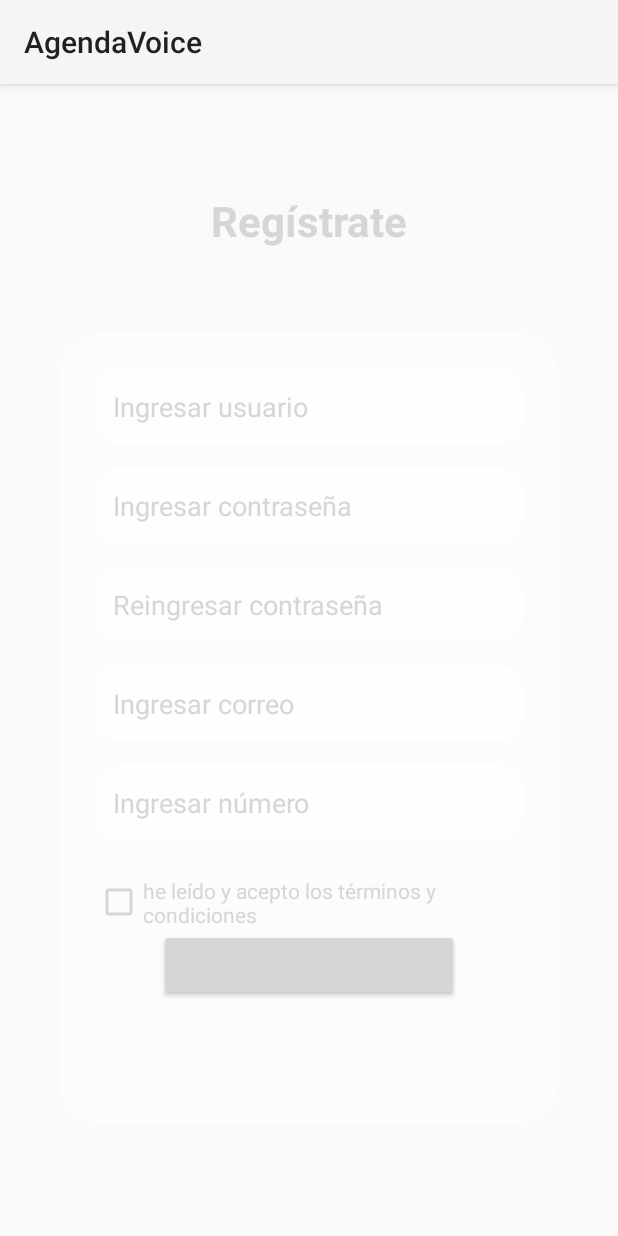
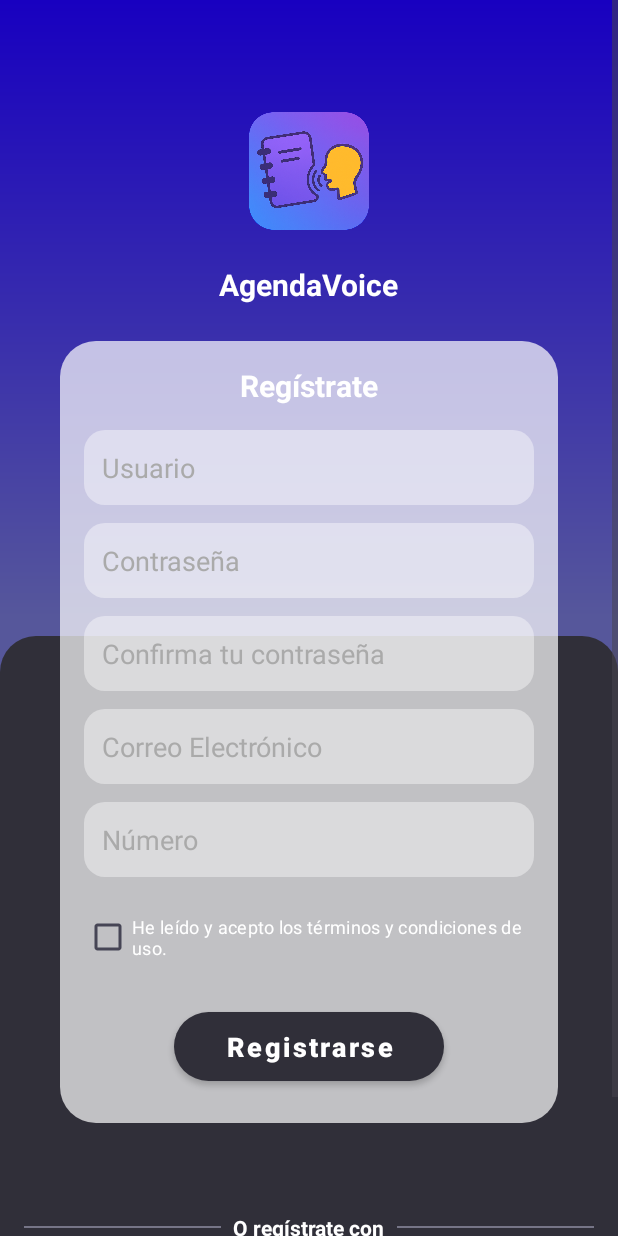
Before and after one commit to XCypherXx/ProjectApp, an Android app: the ActivityRegistro screen opened directly, with no data from a screen before it, on a phone screen of 412 x 824 dp. Run offline under Robolectric (Android 15) with nearby library versions, the phone set to English and light mode, and no system bars; 1 statement that could not run was skipped.

Commit message:
front regitro MD3

```diff
--- a/app/src/main/AndroidManifest.xml
+++ b/app/src/main/AndroidManifest.xml
@@ -10,7 +10,7 @@
         android:label="@string/app_name"
         android:roundIcon="@mipmap/ic_launcher_round"
         android:supportsRtl="true"
-        android:theme="@style/Theme.Project">
+        android:theme="@style/AppTheme">
         <activity
             android:name=".ActivityRegistro"
             android:exported="false" />
--- /dev/null
+++ b/app/src/main/res/drawable/bg_bottom_half.xml
@@ -0,0 +1,10 @@
+<?xml version="1.0" encoding="utf-8"?>
+<shape xmlns:android="http://schemas.android.com/apk/res/android"
+    android:shape="rectangle">
+    <solid android:color="@color/md_theme_inverseSurface"/> <!-- color oscuro (ajusta alpha si quieres más transparente) -->
+    <corners
+        android:topLeftRadius="24dp"
+        android:topRightRadius="24dp"
+        android:bottomLeftRadius="0dp"
+        android:bottomRightRadius="0dp"/>
+</shape>
--- /dev/null
+++ b/app/src/main/res/drawable/bg_card.xml
@@ -0,0 +1,5 @@
+<?xml version="1.0" encoding="utf-8"?>
+<shape xmlns:android="http://schemas.android.com/apk/res/android">
+    <solid android:color="#B3FFFFFF"/> <!-- blanco translúcido (ajusta alpha) -->
+    <corners android:radius="24dp"/>
+</shape>
--- /dev/null
+++ b/app/src/main/res/drawable/bg_gradient.xml
@@ -0,0 +1,14 @@
+<?xml version="1.0" encoding="utf-8"?>
+<shape xmlns:android="http://schemas.android.com/apk/res/android"
+    android:shape="rectangle">
+
+    <gradient
+        android:type="linear"
+
+        android:startColor="@color/md_theme_primary"
+        android:endColor="@color/md_theme_secondary"
+        android:centerColor="@color/md_theme_secondary"
+        android:angle="270"
+
+        />
+</shape>
--- a/app/src/main/res/drawable/rounded_edittext.xml
+++ b/app/src/main/res/drawable/bg_input.xml
@@ -1,8 +1,5 @@
 <?xml version="1.0" encoding="utf-8"?>
 <shape xmlns:android="http://schemas.android.com/apk/res/android">
-
-    <solid android:color="#66FFFFFF"/>
-
-
-    <corners android:radius="16dp"/>
+    <solid android:color="#66FFFFFF" />
+    <corners android:radius="14dp" />
 </shape>
--- /dev/null
+++ b/app/src/main/res/drawable/icon_fb.xml
@@ -0,0 +1,24 @@
+<vector xmlns:android="http://schemas.android.com/apk/res/android"
+    xmlns:aapt="http://schemas.android.com/aapt"
+    android:width="48dp"
+    android:height="48dp"
+    android:viewportWidth="48"
+    android:viewportHeight="48">
+  <path
+      android:pathData="M24,4C12.954,4 4,12.954 4,24s8.954,20 20,20s20,-8.954 20,-20S35.046,4 24,4z">
+    <aapt:attr name="android:fillColor">
+      <gradient
+          android:startX="9.993"
+          android:startY="9.993"
+          android:endX="40.615"
+          android:endY="40.615"
+          android:type="linear">
+        <item android:offset="0" android:color="#FF2AA4F4"/>
+        <item android:offset="1" android:color="#FF007AD9"/>
+      </gradient>
+    </aapt:attr>
+  </path>
+  <path
+      android:pathData="M26.707,29.301h5.176l0.813,-5.258h-5.989v-2.874c0,-2.184 0.714,-4.121 2.757,-4.121h3.283V12.46c-0.577,-0.078 -1.797,-0.248 -4.102,-0.248c-4.814,0 -7.636,2.542 -7.636,8.334v3.498H16.06v5.258h4.948v14.452C21.988,43.9 22.981,44 24,44c0.921,0 1.82,-0.084 2.707,-0.204V29.301z"
+      android:fillColor="#fff"/>
+</vector>
--- /dev/null
+++ b/app/src/main/res/drawable/icon_google.xml
@@ -0,0 +1,18 @@
+<vector xmlns:android="http://schemas.android.com/apk/res/android"
+    android:width="48dp"
+    android:height="48dp"
+    android:viewportWidth="48"
+    android:viewportHeight="48">
+  <path
+      android:pathData="M43.611,20.083H42V20H24v8h11.303c-1.649,4.657 -6.08,8 -11.303,8c-6.627,0 -12,-5.373 -12,-12c0,-6.627 5.373,-12 12,-12c3.059,0 5.842,1.154 7.961,3.039l5.657,-5.657C34.046,6.053 29.268,4 24,4C12.955,4 4,12.955 4,24c0,11.045 8.955,20 20,20c11.045,0 20,-8.955 20,-20C44,22.659 43.862,21.35 43.611,20.083z"
+      android:fillColor="#FFC107"/>
+  <path
+      android:pathData="M6.306,14.691l6.571,4.819C14.655,15.108 18.961,12 24,12c3.059,0 5.842,1.154 7.961,3.039l5.657,-5.657C34.046,6.053 29.268,4 24,4C16.318,4 9.656,8.337 6.306,14.691z"
+      android:fillColor="#FF3D00"/>
+  <path
+      android:pathData="M24,44c5.166,0 9.86,-1.977 13.409,-5.192l-6.19,-5.238C29.211,35.091 26.715,36 24,36c-5.202,0 -9.619,-3.317 -11.283,-7.946l-6.522,5.025C9.505,39.556 16.227,44 24,44z"
+      android:fillColor="#4CAF50"/>
+  <path
+      android:pathData="M43.611,20.083H42V20H24v8h11.303c-0.792,2.237 -2.231,4.166 -4.087,5.571c0.001,-0.001 0.002,-0.001 0.003,-0.002l6.19,5.238C36.971,39.205 44,34 44,24C44,22.659 43.862,21.35 43.611,20.083z"
+      android:fillColor="#1976D2"/>
+</vector>
--- a/app/src/main/res/drawable/rounded_background.xml
+++ /dev/null
@@ -1,10 +0,0 @@
-<?xml version="1.0" encoding="utf-8"?>
-<shape xmlns:android="http://schemas.android.com/apk/res/android"
-
-    android:shape="rectangle">
-
-
-    <solid android:color="#66FFFFFF"/>
-    <corners android:radius="30dp"/>
-
-</shape>
--- a/app/src/main/res/drawable/rounded_button.xml
+++ /dev/null
@@ -1,10 +0,0 @@
-<shape xmlns:android="http://schemas.android.com/apk/res/android"
-    android:shape="rectangle">
-
-
-    <solid android:color="@color/colorBackground"/>
-
-
-    <corners android:radius="24dp"/>
-
-</shape>
--- a/app/src/main/res/layout/activity_registro.xml
+++ b/app/src/main/res/layout/activity_registro.xml
@@ -1,138 +1,224 @@
 <?xml version="1.0" encoding="utf-8"?>
-<androidx.constraintlayout.widget.ConstraintLayout xmlns:android="http://schemas.android.com/apk/res/android"
+<FrameLayout xmlns:android="http://schemas.android.com/apk/res/android"
     xmlns:app="http://schemas.android.com/apk/res-auto"
-    xmlns:tools="http://schemas.android.com/tools"
-    android:id="@+id/main"
     android:layout_width="match_parent"
-    android:layout_height="match_parent"
-    tools:context=".ActivityRegistro">
-
+    android:layout_height="match_parent">
 
     <TextView
         android:id="@+id/textView"
         android:layout_width="wrap_content"
         android:layout_height="wrap_content"
-        android:layout_marginTop="72dp"
-        android:text="Regístrate"
-        android:textColor="@color/textPrimary"
-        android:textSize="28sp"
-        android:textStyle="bold"
-        app:layout_constraintEnd_toEndOf="parent"
-        app:layout_constraintStart_toStartOf="parent"
-        app:layout_constraintTop_toTopOf="parent" />
+        android:text="android:background=&quot;@drawable/bg_card&quot;" />
 
-    <FrameLayout
-        android:layout_width="333dp"
-        android:layout_height="527dp"
-        android:layout_marginTop="56dp"
-        android:background="@drawable/rounded_background"
-        android:padding="24dp"
-        android:radius="80dp"
-        app:layout_constraintBottom_toBottomOf="parent"
-        app:layout_constraintEnd_toEndOf="parent"
-        app:layout_constraintStart_toStartOf="parent"
-        app:layout_constraintTop_toBottomOf="@id/textView"
-        app:layout_constraintVertical_bias="0.0">
+    <LinearLayout
+        android:layout_width="match_parent"
+        android:layout_height="match_parent"
+        android:orientation="vertical"
+        android:background="@drawable/bg_gradient" />
 
+
+    <!-- Mitad inferior con bordes redondeados -->
+    <LinearLayout
+        android:layout_width="match_parent"
+        android:layout_height="400dp"
+        android:layout_gravity="bottom"
+
+        android:orientation="vertical"
+        android:background="@drawable/bg_bottom_half"
+       />
+
+    <ScrollView
+        android:layout_width="match_parent"
+        android:layout_height="match_parent">
 
     <LinearLayout
         android:layout_width="match_parent"
         android:layout_height="wrap_content"
-            android:orientation="vertical">
+        android:orientation="vertical"
+        android:gravity="center_horizontal"
+        android:padding="16dp">
 
-            <!-- user -->
+
+
+
+    <!-- Logo -->
+    <ImageView
+        android:id="@+id/logo"
+        android:layout_width="100dp"
+        android:layout_height="100dp"
+        android:layout_marginTop="48dp"
+        android:src="@drawable/icono_agenda" />
+
+    <TextView
+        android:layout_width="wrap_content"
+        android:layout_height="wrap_content"
+        android:layout_marginTop="12dp"
+        android:text="AgendaVoice"
+        android:textColor="@android:color/white"
+        android:textSize="20sp"
+        android:textStyle="bold" />
+
+    <!-- Caja inputs -->
+    <LinearLayout
+        android:layout_width="match_parent"
+        android:layout_height="wrap_content"
+        android:layout_margin="24dp"
+        android:orientation="vertical"
+        android:padding="16dp"
+        android:background="@drawable/bg_card">
+
+        <TextView
+            android:layout_width="wrap_content"
+            android:layout_height="wrap_content"
+            android:text="Regístrate"
+            android:textSize="20sp"
+            android:textStyle="bold"
+            android:textColor="@android:color/white"
+            android:layout_gravity="center_horizontal"
+            android:layout_marginBottom="16dp" />
+
+        <!-- Usuario -->
         <EditText
-                android:id="@+id/editTextText"
             android:layout_width="match_parent"
             android:layout_height="50dp"
-                android:layout_marginBottom="16dp"
-                android:background="@drawable/rounded_edittext"
-                android:hint="@string/txt_usuario_reg"
-                android:inputType="text"
+            android:hint="Usuario"
             android:padding="12dp"
-                android:textColorHint="@color/textPrimary"
+            android:background="@drawable/bg_input"
+            android:textColor="@android:color/white"
+            android:textColorHint="@android:color/darker_gray"
+            android:layout_marginBottom="12dp"/>
 
-
-                />
-
-            <!-- contraseña -->
+        <!-- Contraseña -->
         <EditText
-                android:id="@+id/etPassword"
             android:layout_width="match_parent"
             android:layout_height="50dp"
-                android:layout_marginBottom="16dp"
-                android:background="@drawable/rounded_edittext"
-                android:hint="@string/txt_password_reg"
+            android:hint="Contraseña"
+            android:padding="12dp"
             android:inputType="textPassword"
-                android:padding="12dp"
-                android:textColorHint="@color/textPrimary"
-                />
+            android:background="@drawable/bg_input"
+            android:textColor="@android:color/white"
+            android:textColorHint="@android:color/darker_gray"
+            android:layout_marginBottom="12dp"/>
 
         <!-- Confirmar contraseña -->
         <EditText
-                android:id="@+id/etConfirmarPassword"
             android:layout_width="match_parent"
             android:layout_height="50dp"
-                android:layout_marginBottom="16dp"
-                android:background="@drawable/rounded_edittext"
-                android:hint="@string/txt_confirmar_password"
+            android:hint="Confirma tu contraseña"
+            android:padding="12dp"
             android:inputType="textPassword"
+            android:background="@drawable/bg_input"
+            android:textColor="@android:color/white"
+            android:textColorHint="@android:color/darker_gray"
+            android:layout_marginBottom="12dp"/>
+
+        <!-- Correo -->
+        <EditText
+            android:layout_width="match_parent"
+            android:layout_height="50dp"
+            android:hint="Correo Electrónico"
             android:padding="12dp"
-                android:textColorHint="@color/textPrimary"
+            android:inputType="textEmailAddress"
+            android:background="@drawable/bg_input"
+            android:textColor="@android:color/white"
+            android:textColorHint="@android:color/darker_gray"
+            android:layout_marginBottom="12dp"/>
+
+        <!-- Número -->
+        <EditText
+            android:layout_width="match_parent"
+            android:layout_height="50dp"
+            android:hint="Número"
+            android:padding="12dp"
+            android:inputType="phone"
+            android:background="@drawable/bg_input"
+            android:textColor="@android:color/white"
+            android:textColorHint="@android:color/darker_gray"
+            android:layout_marginBottom="16dp"/>
+
+        <!-- CheckBox -->
+        <CheckBox
+            android:layout_width="wrap_content"
+            android:layout_height="wrap_content"
+            android:text="He leído y acepto los términos y condiciones de uso."
+            android:textColor="@android:color/white"
+            android:textSize="12sp" />
+
+        <!-- Botón Registrar -->
+
+        <com.google.android.material.button.MaterialButton
+            android:id="@+id/btnRegistrarse"
+            style="@style/RegistroButton"
+            android:text="Registrarse"
+            android:layout_width="180dp"
+            android:layout_gravity="center_horizontal"
             />
 
 
-            <!-- Correo  -->
-            <EditText
-                android:id="@+id/etCorreo"
-                android:layout_width="match_parent"
-                android:layout_height="50dp"
-                android:layout_marginBottom="16dp"
-                android:background="@drawable/rounded_edittext"
-                android:hint="@string/txt_correo"
-                android:inputType="textEmailAddress"
-                android:padding="12dp"
-                android:textColorHint="@color/textPrimary"
-                />
+    </LinearLayout>
 
-            <!-- número -->
-            <EditText
-                android:id="@+id/etNumero"
-                android:layout_width="match_parent"
-                android:layout_height="50dp"
-                android:layout_marginBottom="24dp"
-                android:background="@drawable/rounded_edittext"
-                android:hint="@string/txt_numero"
-                android:inputType="phone"
-                android:padding="12dp"
-                android:textColorHint="@color/textPrimary"
-                />
-
-
-            <!-- registrarse -->
-
-            <CheckBox
-                android:id="@+id/checkBox"
-                android:textColor="@color/textPrimary"
-                android:buttonTint="@color/colorPrimary"
+    <!-- Fondo inferior -->
+    <LinearLayout
         android:layout_width="match_parent"
         android:layout_height="wrap_content"
-                android:text="he leído y acepto los términos y condiciones"
+        android:orientation="horizontal"
+        android:gravity="center_vertical"
+        android:layout_marginTop="24dp"
+        android:layout_marginBottom="24dp">
+    <!-- Línea izquierda -->
+    <View
+        android:layout_width="0dp"
+        android:layout_height="1dp"
+        android:layout_weight="1"
+        android:background="@color/md_theme_outline" />
 
+        <TextView
+            android:layout_width="wrap_content"
+            android:layout_height="wrap_content"
+            android:text="O regístrate con"
+            android:textColor="@android:color/white"
+            android:paddingStart="8dp"
+            android:paddingEnd="8dp"
+            android:textSize="14sp"
+            android:textStyle="bold"
+
+            android:layout_marginTop="12dp"
+            android:layout_marginBottom="12dp" />
+    <!-- Línea derecha -->
+    <View
+        android:layout_width="0dp"
+        android:layout_height="1dp"
+        android:layout_weight="1"
+        android:background="@color/md_theme_outline" />
+    </LinearLayout>
+
+        <LinearLayout
+            android:layout_width="match_parent"
+            android:layout_height="wrap_content"
+            android:gravity="center"
+            android:orientation="horizontal">
+
+            <com.google.android.material.button.MaterialButton
+                android:layout_width="wrap_content"
+                android:layout_height="wrap_content"
+                android:text="Google"
+                app:icon="@drawable/icon_google"
+                app:iconGravity="start"
+                app:iconTint="@null"
+
+                android:layout_marginEnd="16dp" />
+
+            <com.google.android.material.button.MaterialButton
+                android:layout_width="wrap_content"
+                android:layout_height="48dp"
+                android:text="Facebook"
+                app:icon="@drawable/icon_fb"
+                app:iconGravity="textStart"
+                app:cornerRadius="24dp"
+                app:iconTint="@null"
                 />
-
-            <Button
-                android:id="@+id/btnRegistrar"
-                android:layout_width="200dp"
-                android:textColor="@color/textPrimary"
-                android:layout_gravity="center_horizontal"
-                android:backgroundTint="@color/colorBackground"
-                android:text="@string/btn_registrar"
-                android:layout_height="wrap_content"
-             />
+        </LinearLayout>
 
     </LinearLayout>
-
+    </ScrollView>
 </FrameLayout>
-
-</androidx.constraintlayout.widget.ConstraintLayout>
--- /dev/null
+++ b/app/src/main/res/values/styles.xml
@@ -0,0 +1,32 @@
+<?xml version="1.0" encoding="utf-8"?>
+<resources>
+
+    <!-- Botón estilo Registro -->
+    <style name="RegistroButton" parent="Widget.MaterialComponents.Button">
+        <item name="android:layout_width">180dp</item> <!-- menos ancho -->
+        <item name="android:layout_height">70dp</item>
+        <item name="android:layout_marginTop">14dp</item>
+
+        <item name="backgroundTint">@color/md_theme_inverseSurface</item>
+        <item name="android:insetTop">12dp</item>
+        <item name="android:textAllCaps">false</item>
+
+        <item name="android:textSize">18sp</item>
+        <item name="cornerRadius">24dp</item>
+
+
+
+        <item name="android:insetBottom">12dp</item>
+    </style>
+
+
+    <!--del -->
+    <style name="OutlinedButton" parent="Widget.Material3.Button.OutlinedButton">
+        <item name="android:layout_width">match_parent</item>
+        <item name="android:layout_height">wrap_content</item>
+        <item name="android:textColor">@color/md_theme_primary</item>
+        <item name="android:textSize">16sp</item>
+        <item name="cornerRadius">30dp</item>
+    </style>
+
+</resources>
--- a/app/src/main/res/values/themes.xml
+++ b/app/src/main/res/values/themes.xml
@@ -47,4 +47,18 @@
         <item name="colorSurfaceContainerHigh">@color/md_theme_surfaceContainerHigh</item>
         <item name="colorSurfaceContainerHighest">@color/md_theme_surfaceContainerHighest</item>
     </style>
+    <style name="RegistroButton" parent="Widget.MaterialComponents.Button">
+        <item name="android:layout_width">match_parent</item>
+        <item name="android:layout_height">wrap_content</item>
+        <item name="android:textColor">@android:color/white</item>
+        <item name="android:textSize">20sp</item>
+        <item name="android:textStyle">bold</item>
+        <item name="cornerRadius">30dp</item>
+        <item name="backgroundTint">@color/md_theme_error</item>
+        <item name="android:insetTop">12dp</item>
+        <item name="android:insetBottom">12dp</item>
+    </style>
+
+
+
 </resources>
```
Also changed, not shown: app/build.gradle (+3 -4 lines). Lines whose indentation alone changed are shown as unchanged.
